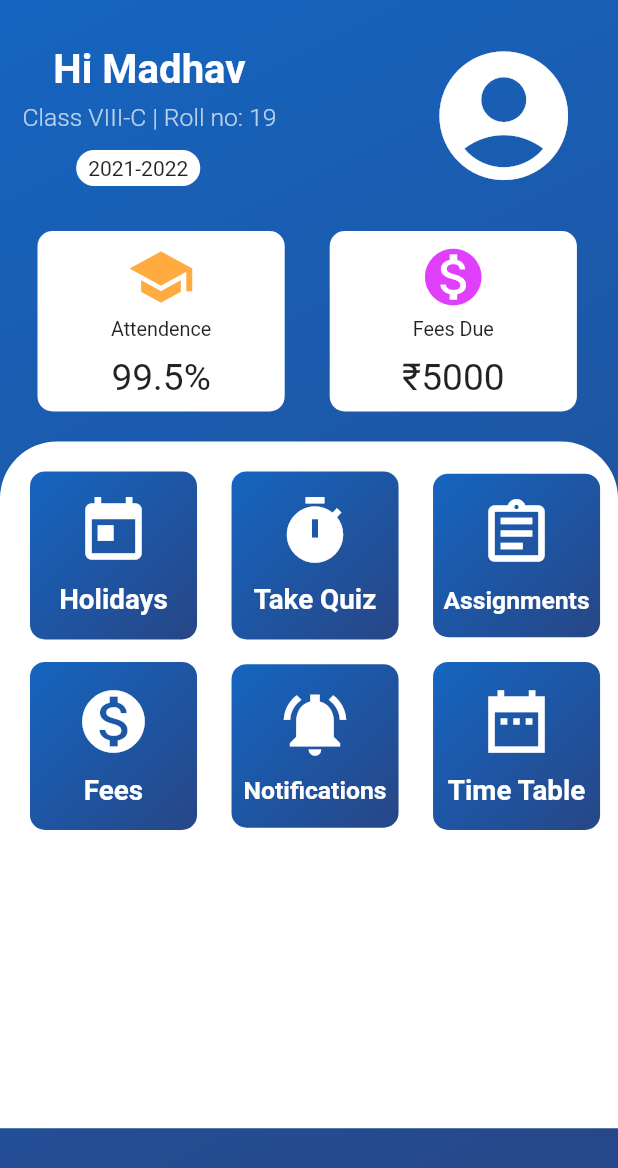
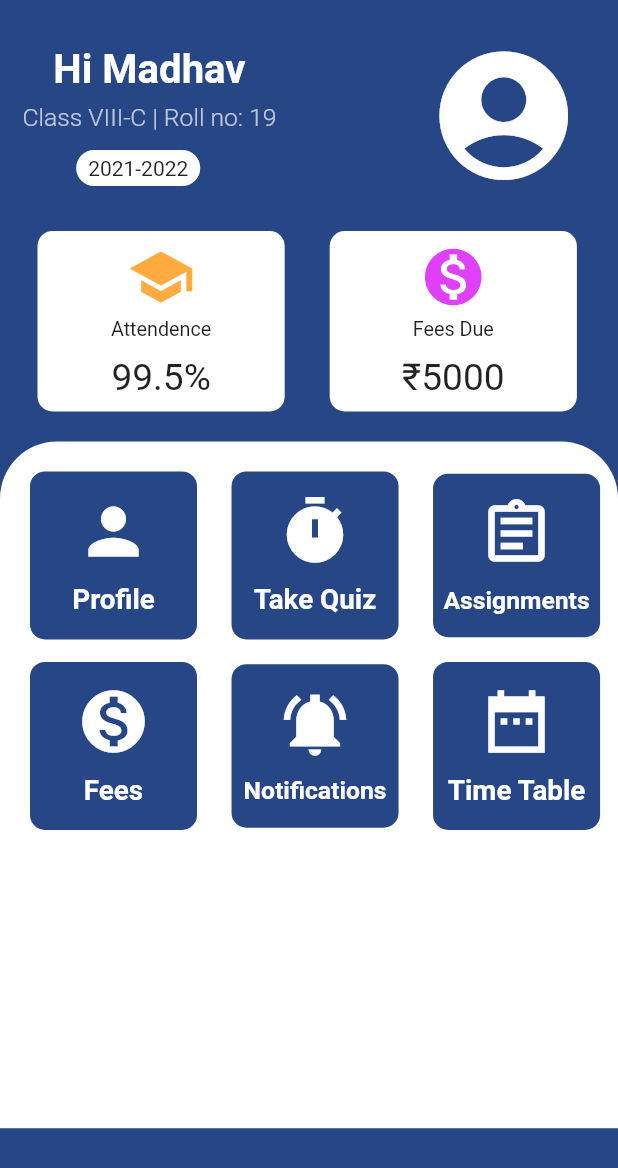
Before and after one commit to Madhav2008/vatika1, a Flutter app: the Profile screen opened directly, after a tap on the "arrow back ios" icon, on a phone screen of 412 x 824 dp. Shown: the top 1168 px of the screen. Run offline on Flutter 3.47's test engine with Material 2 defaults, Android fonts, the phone set to English and light mode, and no system bars; Roboto replaces fonts that are missing (SourceSansPro).

Commit message:
Vatika Update

```diff
--- a/lib/screens/Home/HomeScreen.dart
+++ b/lib/screens/Home/HomeScreen.dart
@@ -3,8 +3,8 @@
 import 'package:flutter/material.dart';
 import 'package:vatika/screens/Assignments/Assignments.dart';
 import 'package:vatika/screens/Fees/Fees_Screen.dart';
-import 'package:vatika/screens/Login/LoginScreen.dart';
 import 'package:vatika/screens/Notifications_Screen/Notifications_Screen.dart';
+import 'package:vatika/screens/Profile/ProfileScreen.dart';
 import 'package:vatika/screens/Quiz/screens/main_menu.dart';
 import 'package:vatika/screens/Time_Table/Time_Table.dart';
 import 'package:vatika/styles/app_color.dart';
@@ -27,12 +27,13 @@ class _HomeScreenState extends State<HomeScreen> {
       body: Container(
         decoration: BoxDecoration(
           gradient: LinearGradient(
-              begin: Alignment.topLeft,
-              end: Alignment.bottomRight,
-              colors: [
-                AppColor.primary,
-                AppColor.primary1,
-              ]),
+            begin: Alignment.topLeft,
+            end: Alignment.bottomRight,
+            colors: [
+              AppColor.primary1,
+              AppColor.primary1,
+            ],
+          ),
         ),
         child: Column(
           children: [
@@ -213,7 +214,7 @@ class _HomeScreenState extends State<HomeScreen> {
                                     context,
                                     MaterialPageRoute(
                                       builder: (BuildContext context) =>
-                                          const LoginScreen(),
+                                          const Profile(),
                                     ),
                                   );
                                 },
@@ -225,7 +226,7 @@ class _HomeScreenState extends State<HomeScreen> {
                                           begin: Alignment.topLeft,
                                           end: Alignment.bottomRight,
                                           colors: [
-                                            AppColor.primary,
+                                            AppColor.primary1,
                                             AppColor.primary1
                                           ]),
                                       // color: AppColor.primaryLight,
@@ -240,9 +241,11 @@ class _HomeScreenState extends State<HomeScreen> {
                                         children: [
                                           const Padding(
                                             padding: EdgeInsets.only(
-                                                bottom: 10.0, top: 15.0),
+                                              bottom: 10.0,
+                                              top: 15.0,
+                                            ),
                                             child: Icon(
-                                              Icons.today,
+                                              Icons.person,
                                               size: 50,
                                               color: Colors.white,
                                             ),
@@ -253,7 +256,7 @@ class _HomeScreenState extends State<HomeScreen> {
                                             ),
                                             child: Center(
                                               child: Text(
-                                                'Holidays',
+                                                'Profile',
                                                 style: TextStyle(
                                                   fontWeight: FontWeight.bold,
                                                   fontSize: size.width * 0.045,
@@ -286,7 +289,7 @@ class _HomeScreenState extends State<HomeScreen> {
                                           begin: Alignment.topLeft,
                                           end: Alignment.bottomRight,
                                           colors: [
-                                            AppColor.primary,
+                                            AppColor.primary1,
                                             AppColor.primary1
                                           ]),
                                       // color: AppColor.primaryLight,
@@ -301,7 +304,9 @@ class _HomeScreenState extends State<HomeScreen> {
                                         children: [
                                           const Padding(
                                             padding: EdgeInsets.only(
-                                                bottom: 10.0, top: 15.0),
+                                              bottom: 10.0,
+                                              top: 15.0,
+                                            ),
                                             child: Icon(
                                               Icons.timer,
                                               size: 50,
@@ -344,7 +349,7 @@ class _HomeScreenState extends State<HomeScreen> {
                                         begin: Alignment.topLeft,
                                         end: Alignment.bottomRight,
                                         colors: [
-                                          AppColor.primary,
+                                          AppColor.primary1,
                                           AppColor.primary1
                                         ]),
                                     // color: AppColor.primaryLight,
@@ -359,7 +364,9 @@ class _HomeScreenState extends State<HomeScreen> {
                                       children: [
                                         const Padding(
                                           padding: EdgeInsets.only(
-                                              bottom: 10.0, top: 15.0),
+                                            bottom: 10.0,
+                                            top: 15.0,
+                                          ),
                                           child: Icon(
                                             Icons.assignment_outlined,
                                             size: 50,
@@ -415,7 +422,7 @@ class _HomeScreenState extends State<HomeScreen> {
                                           begin: Alignment.topLeft,
                                           end: Alignment.bottomRight,
                                           colors: [
-                                            AppColor.primary,
+                                            AppColor.primary1,
                                             AppColor.primary1
                                           ]),
                                       // color: AppColor.primaryLight,
@@ -430,7 +437,9 @@ class _HomeScreenState extends State<HomeScreen> {
                                         children: [
                                           const Padding(
                                             padding: EdgeInsets.only(
-                                                bottom: 10.0, top: 15.0),
+                                              bottom: 10.0,
+                                              top: 15.0,
+                                            ),
                                             child: Icon(
                                               Icons.monetization_on_sharp,
                                               size: 50,
@@ -459,7 +468,7 @@ class _HomeScreenState extends State<HomeScreen> {
                                     //   child: Column(
                                     //     children: [
                                     //       Padding(
-                                    //         padding: const EdgeInsets.only(bottom: 10.0, top: 15.0),
+                                    //         padding: const EdgeInsets.only(bottom: 10.0, top: 15.0,),
                                     //         child: Icon(
                                     //           Icons.today,
                                     //           size: 50,
@@ -501,7 +510,7 @@ class _HomeScreenState extends State<HomeScreen> {
                                           begin: Alignment.topLeft,
                                           end: Alignment.bottomRight,
                                           colors: [
-                                            AppColor.primary,
+                                            AppColor.primary1,
                                             AppColor.primary1
                                           ]),
                                       // color: AppColor.primaryLight,
@@ -516,7 +525,9 @@ class _HomeScreenState extends State<HomeScreen> {
                                         children: [
                                           const Padding(
                                             padding: EdgeInsets.only(
-                                                bottom: 10.0, top: 15.0),
+                                              bottom: 10.0,
+                                              top: 15.0,
+                                            ),
                                             child: Icon(
                                               Icons.notifications_active_sharp,
                                               size: 50,
@@ -546,7 +557,7 @@ class _HomeScreenState extends State<HomeScreen> {
                                     //   child: Column(
                                     //     children: [
                                     //       Padding(
-                                    //         padding: const EdgeInsets.only(bottom: 10.0, top: 15.0),
+                                    //         padding: const EdgeInsets.only(bottom: 10.0, top: 15.0,),
                                     //         child: Icon(
                                     //           Icons.today,
                                     //           size: 50,
@@ -588,7 +599,7 @@ class _HomeScreenState extends State<HomeScreen> {
                                           begin: Alignment.topLeft,
                                           end: Alignment.bottomRight,
                                           colors: [
-                                            AppColor.primary,
+                                            AppColor.primary1,
                                             AppColor.primary1
                                           ]),
                                       // color: AppColor.primaryLight,
@@ -603,7 +614,9 @@ class _HomeScreenState extends State<HomeScreen> {
                                         children: [
                                           const Padding(
                                             padding: EdgeInsets.only(
-                                                bottom: 10.0, top: 15.0),
+                                              bottom: 10.0,
+                                              top: 15.0,
+                                            ),
                                             child: Icon(
                                               Icons.date_range_sharp,
                                               size: 50,
@@ -633,7 +646,7 @@ class _HomeScreenState extends State<HomeScreen> {
                                     //   child: Column(
                                     //     children: [
                                     //       Padding(
-                                    //         padding: const EdgeInsets.only(bottom: 10.0, top: 15.0),
+                                    //         padding: const EdgeInsets.only(bottom: 10.0, top: 15.0,),
                                     //         child: Icon(
                                     //           Icons.today,
                                     //           size: 50,
--- a/lib/screens/Profile/ProfileScreen.dart
+++ b/lib/screens/Profile/ProfileScreen.dart
@@ -2,6 +2,8 @@
 
 import 'package:flutter/material.dart';
 import 'package:vatika/screens/Home/HomeScreen.dart';
+import 'package:vatika/screens/Login/LoginScreen.dart';
+import 'package:vatika/styles/app_color.dart';
 import 'package:vatika/styles/app_text_style.dart';
 
 class Profile extends StatefulWidget {
@@ -643,6 +645,47 @@ class _ProfileState extends State<Profile> {
                           ),
                         ],
                       ),
+                      MouseRegion(
+                        cursor: SystemMouseCursors.click,
+                        child: GestureDetector(
+                          onTap: () {
+                            Navigator.push(
+                              context,
+                              MaterialPageRoute(
+                                builder: (BuildContext context) =>
+                                    const LoginScreen(),
+                              ),
+                            );
+                          },
+                          child: Container(
+                            margin: EdgeInsets.only(top: size.height * 0.015),
+                            child: Container(
+                              decoration: BoxDecoration(
+                                boxShadow: [
+                                  BoxShadow(
+                                    color: Colors.grey.shade500,
+                                    blurRadius: 3,
+                                  )
+                                ],
+                                color: AppColor.primary1,
+                                borderRadius: BorderRadius.circular(35),
+                              ),
+                              padding: const EdgeInsets.symmetric(
+                                horizontal: 40,
+                                vertical: 7,
+                              ),
+                              child: Text(
+                                'Logout',
+                                style: TextStyle(
+                                    color: Colors.white,
+                                    fontSize: size.width * 0.05,
+                                    fontWeight: FontWeight.bold),
+                              ),
+                              // color: AppColor.primary,
+                            ),
+                          ),
+                        ),
+                      ),
                     ],
                   ),
                   // ),
--- a/lib/screens/Splash/SplashScreen.dart
+++ b/lib/screens/Splash/SplashScreen.dart
@@ -3,6 +3,7 @@
 import 'dart:async';
 import 'package:flutter/material.dart';
 import 'package:vatika/screens/Login/LoginScreen.dart';
+import 'package:vatika/styles/app_color.dart';
 
 class SplashScreen extends StatefulWidget {
   @override
@@ -25,8 +26,8 @@ class _SplashScreenState extends State<SplashScreen> {
               end: Alignment.bottomRight,
               // colors: [Color(0xFF354FB4), Color(0xFF354FB4)]),
               colors: [
-                Colors.blue.shade900,
-                Colors.blue.shade700
+                AppColor.primary1,
+                AppColor.primary1.withOpacity(0.6),
                 // AppColor.primary,
                 // AppColor.primaryLight
               ]),
```
Also changed, not shown: lib/main.dart (+7 -7 lines), lib/screens/Forgot_Password/Forgot_Password_Screen.dart (+9 -9 lines), lib/screens/Forgot_Password/Success_Password_Screen.dart (+6 -6 lines), lib/screens/Login/LoginScreen.dart (+18 -11 lines), lib/screens/Register/RegisterScreen.dart (+43 -18 lines).
